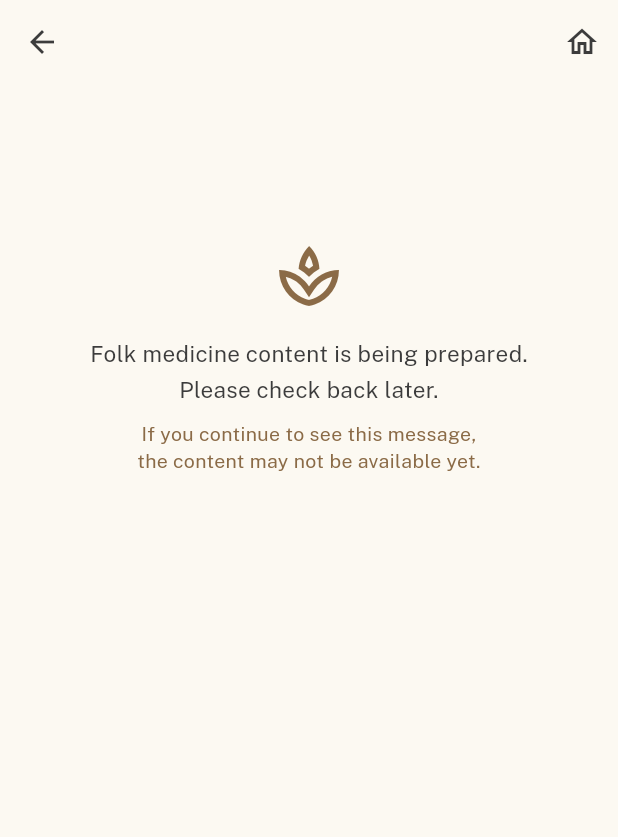
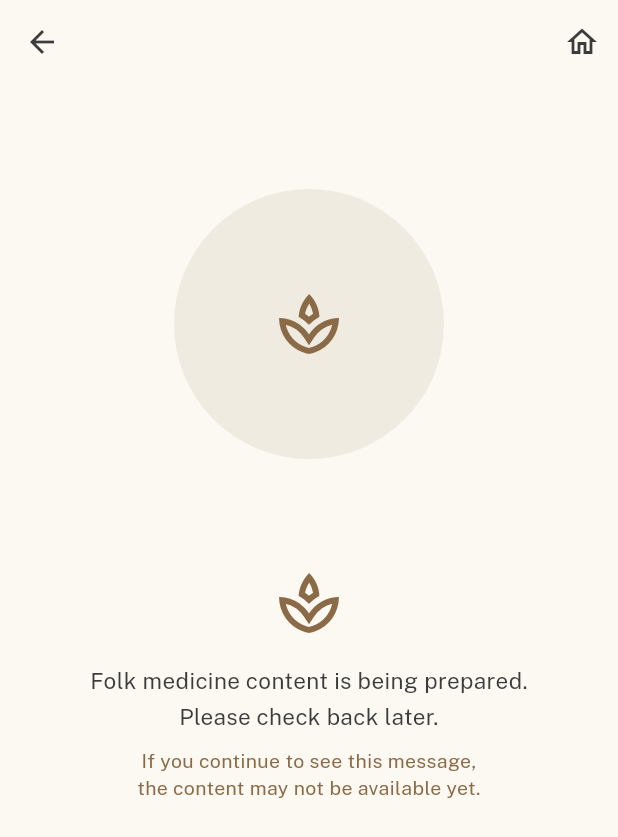
Before and after one commit to Simphiwe-Khumo-Yende/gaiosophy, a Flutter app: the FolkMedicineScreen screen opened directly with empty values, on a phone screen of 412 x 824 dp. Shown: the top 837 px of the screen. Run offline on Flutter 3.47's test engine with Material 3 defaults, Android fonts, the phone set to English and light mode, and no system bars; our stand-ins replace cached_network_image, cloud_firestore, connectivity_plus, firebase_auth, firebase_core, firebase_storage and 10 more; accounts and stored records are empty.

Commit message:
Folk medicine fixes

```diff
--- a/lib/presentation/screens/folk_medicine_screen.dart
+++ b/lib/presentation/screens/folk_medicine_screen.dart
@@ -39,30 +39,61 @@ class FolkMedicineScreen extends StatelessWidget {
           child: Column(
             crossAxisAlignment: CrossAxisAlignment.start,
             children: [
-              // Title
+              // Title - Show plant part name instead of plant name
               Center(
                 child: Text(
-                  contentBlock.data.title ?? parentTitle,
-                  style: context.primaryFont(
-                    fontSize: 22,
-                    fontWeight: FontWeight.w500,
-                    color: const Color(0xFF3C3C3C),
-                    letterSpacing: 0.5,
+                  _getPlantPartName(),
+                  style: TextStyle(
+                    fontFamily: 'Roboto Serif',
+                    fontSize: 30,
+                    fontWeight: FontWeight.w400,
+                    color: const Color(0xFF6B5D4D),
+                    letterSpacing: -0.02 * 30, // -2% of font size
+                    height: 1.0,
                   ),
                 ),
               ),
               const SizedBox(height: 24),
 
-              // Circular Image if available
-              if (contentBlock.data.featuredImageId != null && contentBlock.data.featuredImageId!.isNotEmpty) ...[
+              // Circular Image - always show
               Center(
                 child: ClipOval(
-                    child: FirebaseStorageImage(
+                  child: contentBlock.data.featuredImageId != null && contentBlock.data.featuredImageId!.isNotEmpty
+                      ? FirebaseStorageImage(
                           imageId: contentBlock.data.featuredImageId!,
                           width: 180,
                           height: 180,
                           fit: BoxFit.cover,
-                      placeholder: Container(
+                          placeholder: _buildImagePlaceholder(),
+                          errorWidget: _buildImageErrorWidget(),
+                        )
+                      : _buildImagePlaceholder(),
+                ),
+              ),
+              const SizedBox(height: 32),
+
+              // Content
+              _buildFolkMedicineContent(context),
+            ],
+          ),
+        ),
+      ),
+    );
+  }
+
+  // Get plant part name from subBlocks
+  String _getPlantPartName() {
+    if (contentBlock.data.subBlocks.isNotEmpty) {
+      final subBlock = contentBlock.data.subBlocks.first;
+      if (subBlock.plantPartName != null && subBlock.plantPartName!.isNotEmpty) {
+        return subBlock.plantPartName!;
+      }
+    }
+    return parentTitle; // fallback to parent title
+  }
+
+  Widget _buildImagePlaceholder() {
+    return Container(
       width: 180,
       height: 180,
       color: const Color(0xFF8B6B47).withOpacity(0.1),
@@ -71,8 +102,11 @@ class FolkMedicineScreen extends StatelessWidget {
         size: 48,
         color: Color(0xFF8B6B47),
       ),
-                      ),
-                      errorWidget: Container(
+    );
+  }
+
+  Widget _buildImageErrorWidget() {
+    return Container(
       width: 180,
       height: 180,
       color: const Color(0xFF8B6B47).withOpacity(0.1),
@@ -80,19 +114,6 @@ class FolkMedicineScreen extends StatelessWidget {
         Icons.broken_image_outlined,
         size: 48,
         color: Color(0xFF8B6B47),
-                        ),
-                      ),
-                    ),
-                  ),
-                ),
-                const SizedBox(height: 32),
-              ],
-
-              // Content
-              _buildFolkMedicineContent(context),
-            ],
-          ),
-        ),
       ),
     );
   }
@@ -133,18 +154,6 @@ class FolkMedicineScreen extends StatelessWidget {
         return Column(
           crossAxisAlignment: CrossAxisAlignment.start,
           children: [
-            // Show plant part name if available (e.g., "Fruit")
-            if (subBlock.plantPartName != null && subBlock.plantPartName!.isNotEmpty) ...[
-              Text(
-                subBlock.plantPartName!,
-                style: context.primaryFont(
-                  fontSize: 18,
-                  fontWeight: FontWeight.w600,
-                  color: const Color(0xFF3C3C3C),
-                ),
-              ),
-              const SizedBox(height: 16),
-            ],
 
             // Medicinal uses - only show if has valid content
             if (_hasValidContent(subBlock.medicinalUses)) ...[
```
Also changed, not shown: lib/presentation/screens/content_block_detail_screen.dart (+26 -1 lines), lib/presentation/screens/plant_allies_detail_screen.dart (+0 -12 lines). Lines whose indentation alone changed are shown as unchanged.
